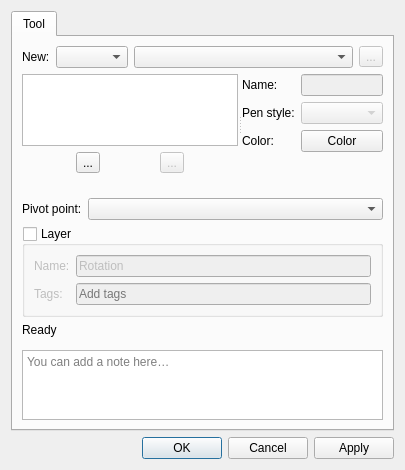
Above: src/libs/vtools/dialogs/tools/dialogrotation.ui from equinox-patterns/Ostara before the change. Below: the same form after it.
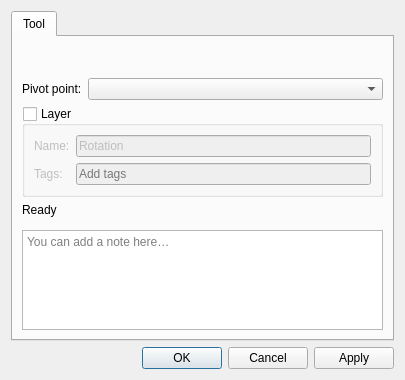
That is the form after the change. Icons and pictures are not drawn. Custom widgets are drawn as their Qt base class.

```diff
--- a/src/libs/vtools/dialogs/tools/dialogrotation.ui
+++ b/src/libs/vtools/dialogs/tools/dialogrotation.ui
@@ -28,182 +28,6 @@
        <string>Tool</string>
       </attribute>
       <layout class="QVBoxLayout" name="verticalLayout_4">
-       <item>
-        <layout class="QHBoxLayout" name="horizontalLayout_5">
-         <item>
-          <widget class="QLabel" name="label_8">
-           <property name="sizePolicy">
-            <sizepolicy hsizetype="Preferred" vsizetype="Preferred">
-             <horstretch>0</horstretch>
-             <verstretch>0</verstretch>
-            </sizepolicy>
-           </property>
-           <property name="visible">
-            <bool>false</bool>
-           </property>
-           <property name="text">
-            <string>New:</string>
-           </property>
-          </widget>
-         </item>
-         <item>
-          <widget class="QComboBox" name="comboBoxObjectType">
-           <property name="sizePolicy">
-            <sizepolicy hsizetype="Preferred" vsizetype="Fixed">
-             <horstretch>0</horstretch>
-             <verstretch>0</verstretch>
-            </sizepolicy>
-           </property>
-           <property name="visible">
-            <bool>false</bool>
-           </property>
-          </widget>
-         </item>
-         <item>
-          <widget class="QComboBox" name="comboBoxNewObject">
-           <property name="sizePolicy">
-            <sizepolicy hsizetype="Expanding" vsizetype="Fixed">
-             <horstretch>0</horstretch>
-             <verstretch>0</verstretch>
-            </sizepolicy>
-           </property>
-           <property name="visible">
-            <bool>false</bool>
-           </property>
-          </widget>
-         </item>
-         <item>
-          <widget class="QToolButton" name="toolButtonNewObject">
-           <property name="visible">
-            <bool>false</bool>
-           </property>
-           <property name="enabled">
-            <bool>false</bool>
-           </property>
-           <property name="text">
-            <string notr="true">...</string>
-           </property>
-           <property name="icon">
-            <iconset theme="list-add"/>
-           </property>
-          </widget>
-         </item>
-        </layout>
-       </item>
-       <item>
-        <widget class="QSplitter" name="splitter">
-         <property name="visible">
-          <bool>false</bool>
-         </property>
-         <property name="orientation">
-          <enum>Qt::Orientation::Horizontal</enum>
-         </property>
-         <widget class="QWidget" name="layoutWidget">
-          <layout class="QVBoxLayout" name="verticalLayout">
-           <item>
-            <widget class="QListWidget" name="listWidget"/>
-           </item>
-           <item>
-            <layout class="QHBoxLayout" name="horizontalLayout_2">
-             <item>
-              <widget class="QToolButton" name="toolButtonBulkRename">
-               <property name="text">
-                <string notr="true">...</string>
-               </property>
-               <property name="icon">
-                <iconset theme="edit-rename"/>
-               </property>
-              </widget>
-             </item>
-             <item>
-              <widget class="QToolButton" name="toolButtonRemoveObject">
-<property name="visible">
-               <bool>false</bool>
-               </property>
-               <property name="enabled">
-                <bool>false</bool>
-               </property>
-               <property name="text">
-                <string notr="true">...</string>
-               </property>
-               <property name="icon">
-                <iconset theme="edit-delete"/>
-               </property>
-              </widget>
-             </item>
-            </layout>
-           </item>
-          </layout>
-         </widget>
-         <widget class="QWidget" name="formLayoutWidget">
-          <layout class="QFormLayout" name="formLayout_2">
-           <item row="0" column="0">
-            <widget class="QLabel" name="labelName">
-             <property name="text">
-              <string>Name:</string>
-             </property>
-            </widget>
-           </item>
-           <item row="0" column="1">
-            <widget class="QLineEdit" name="lineEditName">
-             <property name="enabled">
-              <bool>false</bool>
-             </property>
-            </widget>
-           </item>
-           <item row="1" column="0">
-            <widget class="QLabel" name="label_7">
-             <property name="text">
-              <string>Pen style:</string>
-             </property>
-            </widget>
-           </item>
-           <item row="1" column="1">
-            <widget class="QComboBox" name="comboBoxPenStyle">
-             <property name="enabled">
-              <bool>false</bool>
-             </property>
-             <property name="minimumSize">
-              <size>
-               <width>80</width>
-               <height>0</height>
-              </size>
-             </property>
-             <property name="maximumSize">
-              <size>
-               <width>110</width>
-               <height>16777215</height>
-              </size>
-             </property>
-             <property name="sizeAdjustPolicy">
-              <enum>QComboBox::SizeAdjustPolicy::AdjustToContents</enum>
-             </property>
-             <property name="iconSize">
-              <size>
-               <width>80</width>
-               <height>14</height>
-              </size>
-             </property>
-            </widget>
-           </item>
-           <item row="2" column="0">
-            <widget class="QLabel" name="label_6">
-             <property name="text">
-              <string>Color:</string>
-             </property>
-            </widget>
-           </item>
-           <item row="2" column="1">
-            <widget class="VPE::QtColorPicker" name="pushButtonColor">
-             <property name="text">
-              <string notr="true">Color</string>
-             </property>
-            </widget>
-           </item>
-          </layout>
-         </widget>
-        </widget>
-       </item>
        <item>
         <widget class="QWidget" name="formulaAnglePlaceholder" native="true"/>
        </item>
```
